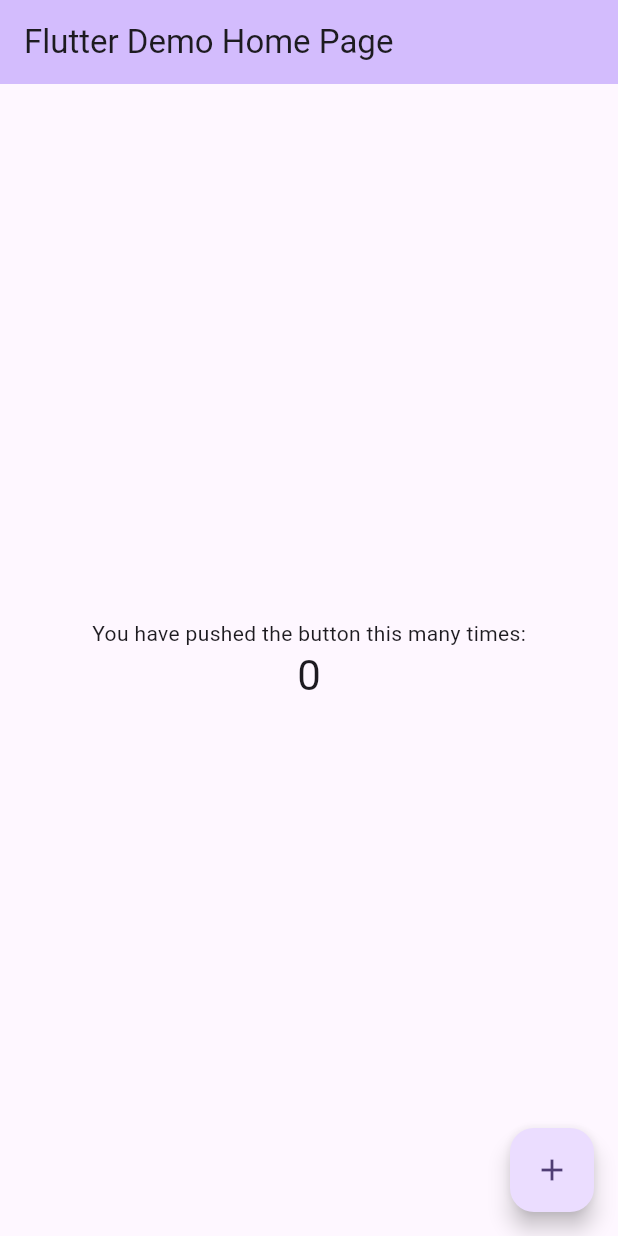
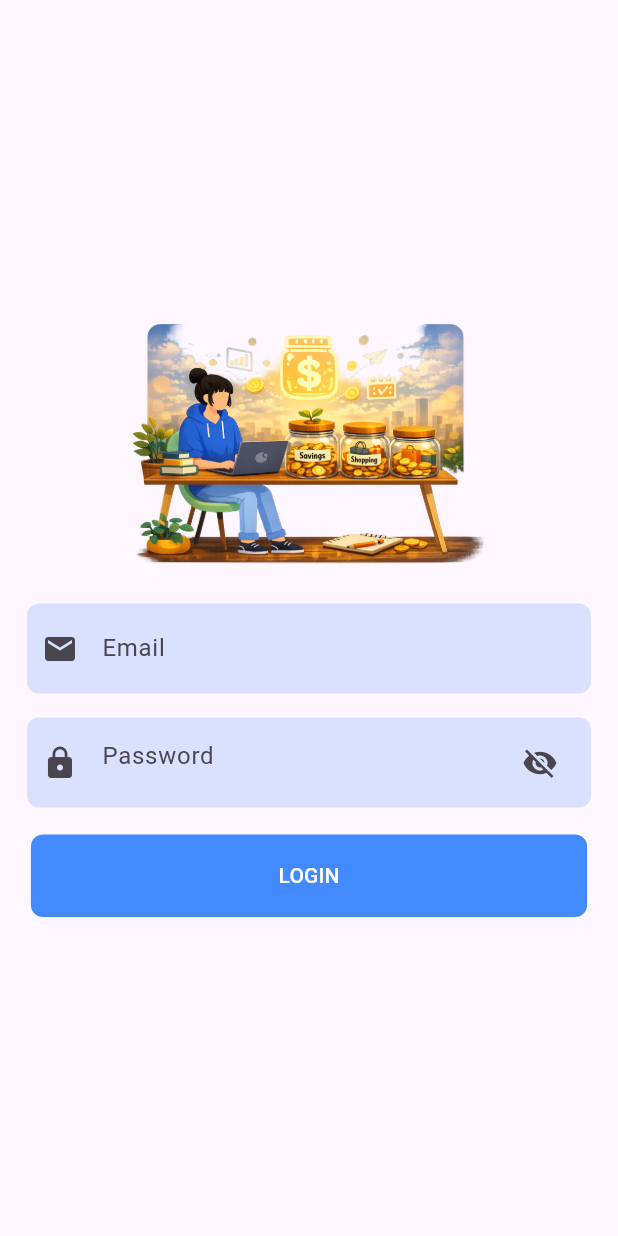
Before and after one commit to hoangtv04/expense_jars_app, a Flutter app: the screen it shows after launch, on a phone screen of 412 x 824 dp. Run offline on Flutter 3.47's test engine with Material 3 defaults, Android fonts, the phone set to English and light mode, and no system bars.

Commit message:
update login screen

```diff
--- /dev/null
+++ b/lib/Authentication/login.dart
@@ -0,0 +1,108 @@
+import 'package:flutter/material.dart';
+
+class LoginScreen extends StatefulWidget {
+  const LoginScreen({super.key});
+
+  @override
+  State<LoginScreen> createState() => _LoginScreenState();
+}
+
+class _LoginScreenState extends State<LoginScreen> {
+  // can 2 text de chinh sua controller
+
+  final email = TextEditingController();
+  final password = TextEditingController();
+
+  //1 bien de kiem tra hien thi va an mat khau
+  bool isVisible = false;
+  @override
+  Widget build(BuildContext context) {
+    return Scaffold(
+      body: Center(
+        child: SingleChildScrollView(
+          child: Padding(
+            padding: const EdgeInsets.all(10.0),
+            child: Column(
+              children: [
+                //Email field
+
+                //hien thi anh
+                Image.asset('lib/assets/login.png', width: 250),
+                const SizedBox(height: 15),
+                Container(
+                  margin: EdgeInsets.all(8),
+                  padding: const EdgeInsets.symmetric(
+                    horizontal: 10,
+                    vertical: 6,
+                  ),
+                  decoration: BoxDecoration(
+                    borderRadius: BorderRadius.circular(8),
+                    color: Colors.blueAccent.withOpacity(.2),
+                  ),
+                  child: TextFormField(
+                    decoration: const InputDecoration(
+                      icon: Icon(Icons.email),
+                      border: InputBorder.none,
+                      hintText: "Email",
+                    ),
+                  ),
+                ),
+
+                //Password field
+                Container(
+                  margin: EdgeInsets.all(8),
+                  padding: const EdgeInsets.symmetric(
+                    horizontal: 10,
+                    vertical: 6,
+                  ),
+                  decoration: BoxDecoration(
+                    borderRadius: BorderRadius.circular(8),
+                    color: Colors.blueAccent.withOpacity(.2),
+                  ),
+                  child: TextFormField(
+                    obscureText: !isVisible,
+                    decoration: InputDecoration(
+                      icon: Icon(Icons.lock),
+                      border: InputBorder.none,
+                      hintText: "Password",
+                      suffixIcon: IconButton(
+                        onPressed: () {
+                          //In here we will add functionality to show/hide password
+                          setState(() {
+                            // nut bam
+                            isVisible = !isVisible;
+                          });
+                        },
+                        icon: Icon(
+                          isVisible ? Icons.visibility : Icons.visibility_off,
+                        ),
+                      ),
+                    ),
+                  ),
+                ),
+
+                const SizedBox(height: 10),
+                // nut login
+                Container(
+                  height: 55,
+                  width: MediaQuery.of(context).size.width * .9,
+                  decoration: BoxDecoration(
+                    borderRadius: BorderRadius.circular(8),
+                    color: Colors.blueAccent,
+                  ),
+                  child: TextButton(
+                    onPressed: () {},
+                    child: const Text(
+                      "LOGIN",
+                      style: TextStyle(color: Colors.white),
+                    ),
+                  ),
+                ),
+              ],
+            ),
+          ),
+        ),
+      ),
+    );
+  }
+}
--- a/lib/main.dart
+++ b/lib/main.dart
@@ -1,6 +1,18 @@
 import 'package:flutter/material.dart';
+import 'package:flutter/services.dart';
+import 'package:flutter_application_expense/Authentication/login.dart';
 
 void main() {
+  SystemChrome.setSystemUIOverlayStyle(
+    const SystemUiOverlayStyle(
+      statusBarColor: Colors.transparent,
+      statusBarIconBrightness: Brightness.dark,
+      systemNavigationBarColor: Colors.transparent,
+      systemNavigationBarDividerColor: Colors.transparent,
+      systemNavigationBarIconBrightness: Brightness.dark,
+      statusBarBrightness: Brightness.dark,
+    ),
+  );
   runApp(const MyApp());
 }
 
@@ -13,110 +25,9 @@
     return MaterialApp(
       title: 'Flutter Demo',
       theme: ThemeData(
-        // This is the theme of your application.
-        //
-        // TRY THIS: Try running your application with "flutter run". You'll see
-        // the application has a purple toolbar. Then, without quitting the app,
-        // try changing the seedColor in the colorScheme below to Colors.green
-        // and then invoke "hot reload" (save your changes or press the "hot
-        // reload" button in a Flutter-supported IDE, or press "r" if you used
-        // the command line to start the app).
-        //
-        // Notice that the counter didn't reset back to zero; the application
-        // state is not lost during the reload. To reset the state, use hot
-        // restart instead.
-        //
-        // This works for code too, not just values: Most code changes can be
-        // tested with just a hot reload.
-        colorScheme: .fromSeed(seedColor: Colors.deepPurple),
+        colorScheme: ColorScheme.fromSeed(seedColor: Colors.deepPurple),
       ),
-      home: const MyHomePage(title: 'Flutter Demo Home Page'),
+      home: const LoginScreen(),
     );
   }
 }
-
-class MyHomePage extends StatefulWidget {
-  const MyHomePage({super.key, required this.title});
-
-  // This widget is the home page of your application. It is stateful, meaning
-  // that it has a State object (defined below) that contains fields that affect
-  // how it looks.
-
-  // This class is the configuration for the state. It holds the values (in this
-  // case the title) provided by the parent (in this case the App widget) and
-  // used by the build method of the State. Fields in a Widget subclass are
-  // always marked "final".
-
-  final String title;
-
-  @override
-  State<MyHomePage> createState() => _MyHomePageState();
-}
-
-class _MyHomePageState extends State<MyHomePage> {
-  int _counter = 0;
-
-  void _incrementCounter() {
-    setState(() {
-      // This call to setState tells the Flutter framework that something has
-      // changed in this State, which causes it to rerun the build method below
-      // so that the display can reflect the updated values. If we changed
-      // _counter without calling setState(), then the build method would not be
-      // called again, and so nothing would appear to happen.
-      _counter++;
-    });
-  }
-
-  @override
-  Widget build(BuildContext context) {
-    // This method is rerun every time setState is called, for instance as done
-    // by the _incrementCounter method above.
-    //
-    // The Flutter framework has been optimized to make rerunning build methods
-    // fast, so that you can just rebuild anything that needs updating rather
-    // than having to individually change instances of widgets.
-    return Scaffold(
-      appBar: AppBar(
-        // TRY THIS: Try changing the color here to a specific color (to
-        // Colors.amber, perhaps?) and trigger a hot reload to see the AppBar
-        // change color while the other colors stay the same.
-        backgroundColor: Theme.of(context).colorScheme.inversePrimary,
-        // Here we take the value from the MyHomePage object that was created by
-        // the App.build method, and use it to set our appbar title.
-        title: Text(widget.title),
-      ),
-      body: Center(
-        // Center is a layout widget. It takes a single child and positions it
-        // in the middle of the parent.
-        child: Column(
-          // Column is also a layout widget. It takes a list of children and
-          // arranges them vertically. By default, it sizes itself to fit its
-          // children horizontally, and tries to be as tall as its parent.
-          //
-          // Column has various properties to control how it sizes itself and
-          // how it positions its children. Here we use mainAxisAlignment to
-          // center the children vertically; the main axis here is the vertical
-          // axis because Columns are vertical (the cross axis would be
-          // horizontal).
-          //
-          // TRY THIS: Invoke "debug painting" (choose the "Toggle Debug Paint"
-          // action in the IDE, or press "p" in the console), to see the
-          // wireframe for each widget.
-          mainAxisAlignment: .center,
-          children: [
-            const Text('You have pushed the button this many times:'),
-            Text(
-              '$_counter',
-              style: Theme.of(context).textTheme.headlineMedium,
-            ),
-          ],
-        ),
-      ),
-      floatingActionButton: FloatingActionButton(
-        onPressed: _incrementCounter,
-        tooltip: 'Increment',
-        child: const Icon(Icons.add),
-      ),
-    );
-  }
-}
--- a/pubspec.yaml
+++ b/pubspec.yaml
@@ -59,9 +59,9 @@
   uses-material-design: true
 
   # To add assets to your application, add an assets section, like this:
-  # assets:
-  #   - images/a_dot_burr.jpeg
-  #   - images/a_dot_ham.jpeg
+  assets:
+    - lib/assets/
+
 
   # An image asset can refer to one or more resolution-specific "variants", see
   # https://flutter.dev/to/resolution-aware-images
```
Also changed, not shown: lib/Authentication/signup.dart (added), lib/assets/login.png (added).
